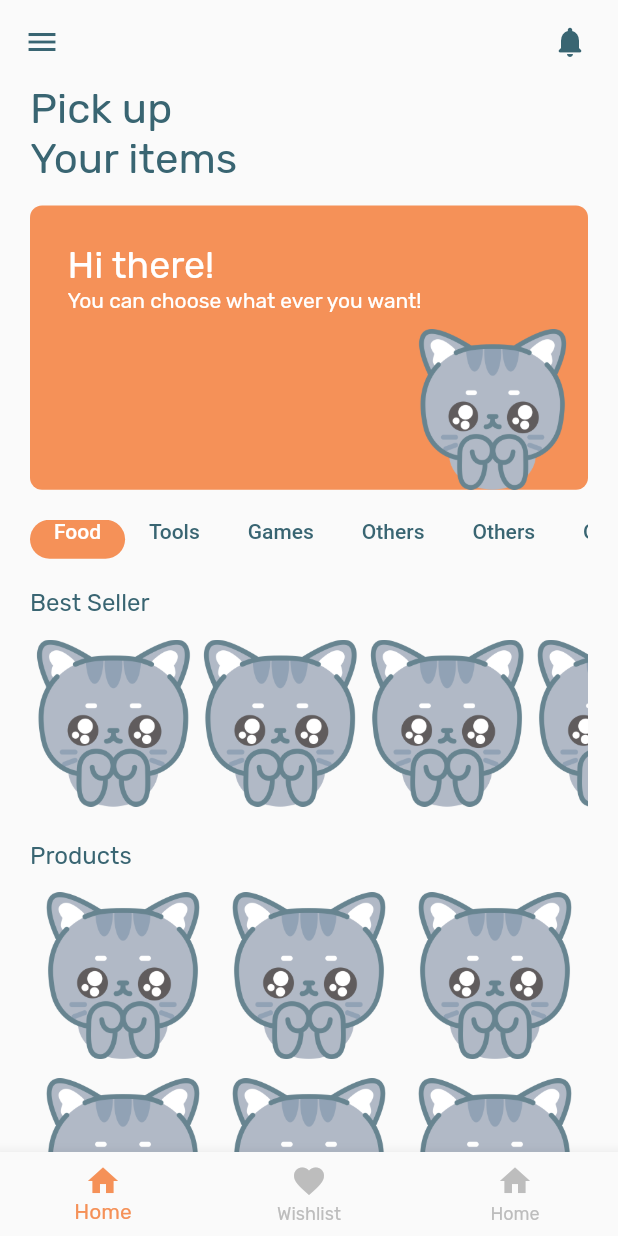
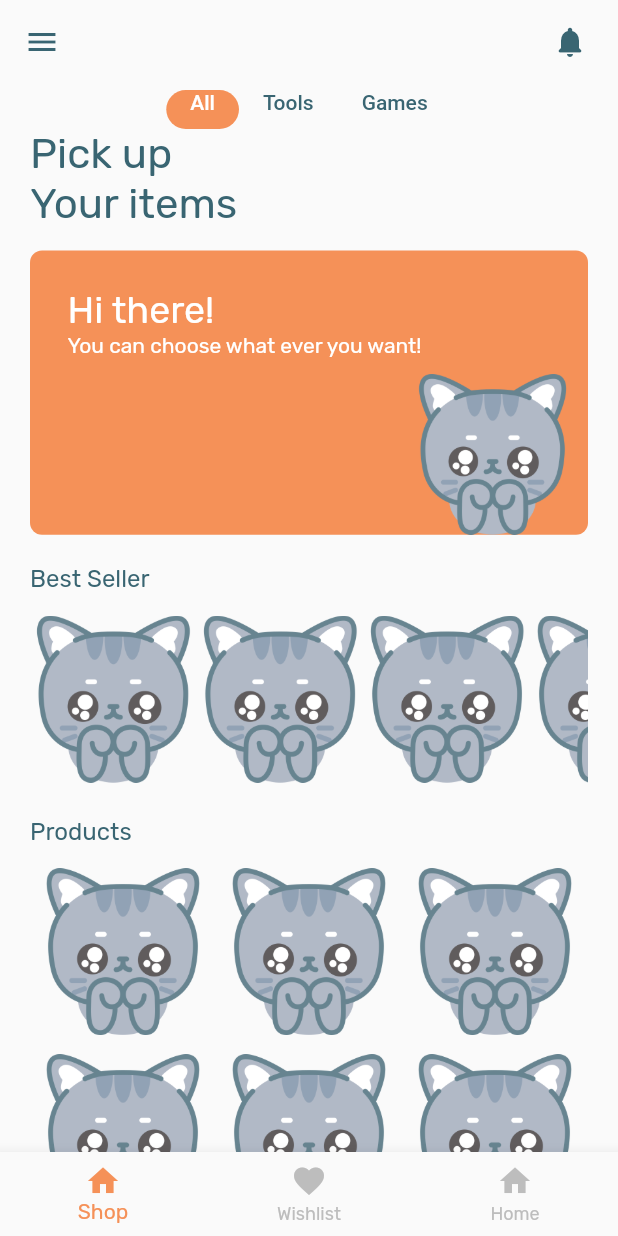
Before and after one commit to Tasneem-Zaareer/cat_store, a Flutter app: the screen it shows after launch, on a phone screen of 412 x 824 dp. Run offline on Flutter 3.47's test engine with Material 2 defaults, Android fonts, the light colour scheme and no system bars; our stand-ins replace get, google_fonts.

Commit message:
credit tab bar

```diff
--- a/lib/features/bottom_navigation_bar/view/bottom_navigation_bar.dart
+++ b/lib/features/bottom_navigation_bar/view/bottom_navigation_bar.dart
@@ -2,6 +2,8 @@ import 'package:cat_shop/constants.dart';
 import 'package:cat_shop/features/home/view/home_view.dart';
 import 'package:cat_shop/features/wishlist/view/wishlist_view.dart';
 import 'package:flutter/material.dart';
+
+import '../../tab_bar/tab_bar.dart';
 
 class BottomNavigationBarApp extends StatefulWidget {
   const BottomNavigationBarApp({super.key});
@@ -41,7 +43,7 @@ class _BottomNavigationBarAppState extends State<BottomNavigationBarApp> {
           items: const [
             BottomNavigationBarItem(
               icon: Icon(Icons.home),
-              label: 'Home',
+              label: 'Shop',
             ),
             BottomNavigationBarItem(
               icon: Icon(Icons.favorite),
--- a/lib/features/home/view/home_view.dart
+++ b/lib/features/home/view/home_view.dart
@@ -1,13 +1,12 @@
 import 'package:cat_shop/constants.dart';
-import 'package:cat_shop/features/home/view/widgets/header_home.dart';
-import 'package:cat_shop/features/home/view/widgets/products_grid_view.dart';
-import 'package:cat_shop/features/home/view/widgets/products_list_view.dart';
 import 'package:flutter/material.dart';
-
 import '../../tab_bar/tab_bar.dart';
 
-class HomeView extends StatelessWidget {
+class HomeView extends StatelessWidget implements PreferredSizeWidget {
   const HomeView({super.key});
+
+  @override
+  Size get preferredSize => const Size.fromHeight(110);
 
   @override
   Widget build(BuildContext context) {
@@ -22,30 +21,11 @@ class HomeView extends StatelessWidget {
         iconTheme: IconThemeData(color: kFontColor),
         actions: const [
           Icon(Icons.notifications_rounded),
-            SizedBox(width: 20)
+          SizedBox(width: 20),
         ],
+        bottom: MyTabBar(),
       ),
-        body: SafeArea(
-          child: Padding(
-            padding: const EdgeInsets.only(left: 20, right: 20),
-            child: ListView(
-              //crossAxisAlignment: CrossAxisAlignment.start,
-              children: const [
-                //header
-                Header(),
-                SizedBox(height: 20),
-                //tab bar
-                MyTabBar(),
-                SizedBox(height: 20),
-                //best seller list view of products
-                ProductsListView(),
-                SizedBox(height: 20),
-                //grid view
-                ProductsGridView(),
-                SizedBox(height: 20),
-              ],
-            ),
-          ),
-        ));
+      body: TabBarViews(),
+    );
   }
 }
--- /dev/null
+++ b/lib/features/shop/view/all_view.dart
@@ -0,0 +1,38 @@
+import 'package:cat_shop/features/shop/view/widgets/header_home.dart';
+import 'package:cat_shop/features/shop/view/widgets/products_grid_view.dart';
+import 'package:cat_shop/features/shop/view/widgets/products_list_view.dart';
+import 'package:flutter/material.dart';
+
+import '../../tab_bar/tab_bar.dart';
+
+class AllView extends StatelessWidget implements PreferredSizeWidget {
+  const AllView({super.key});
+
+  @override
+  Size get preferredSize => const Size.fromHeight(50);
+
+  @override
+  Widget build(BuildContext context) {
+    return
+     SafeArea(
+        child: Padding(
+          padding: const EdgeInsets.only(left: 20, right: 20),
+          child: ListView(
+            //crossAxisAlignment: CrossAxisAlignment.start,
+            children: const [
+              //header
+              Header(),
+              SizedBox(height: 20),
+              //best seller list view of products
+              ProductsListView(),
+              SizedBox(height: 20),
+              //grid view
+              ProductsGridView(),
+              SizedBox(height: 20),
+            ],
+          ),
+        ),
+      );
+
+  }
+}
--- /dev/null
+++ b/lib/features/shop/view/tools_view.dart
@@ -0,0 +1,12 @@
+import 'package:flutter/material.dart';
+
+class ToolsView extends StatelessWidget {
+  const ToolsView({super.key});
+
+  @override
+  Widget build(BuildContext context) {
+    return Center(
+      child: Text('Tools'),
+    );
+  }
+}
--- a/lib/features/home/view/widgets/products_grid_view.dart
+++ b/lib/features/shop/view/widgets/products_grid_view.dart
@@ -1,5 +1,5 @@
-import 'package:cat_shop/features/home/view/widgets/products_list_view_tile.dart';
-import 'package:cat_shop/features/home/view/widgets/section_title.dart';
+import 'package:cat_shop/features/shop/view/widgets/products_list_view_tile.dart';
+import 'package:cat_shop/features/shop/view/widgets/section_title.dart';
 import 'package:flutter/material.dart';
 
 class ProductsGridView extends StatelessWidget {
--- a/lib/features/home/view/widgets/products_list_view.dart
+++ b/lib/features/shop/view/widgets/products_list_view.dart
@@ -1,5 +1,5 @@
-import 'package:cat_shop/features/home/view/widgets/products_list_view_tile.dart';
-import 'package:cat_shop/features/home/view/widgets/section_title.dart';
+import 'package:cat_shop/features/shop/view/widgets/products_list_view_tile.dart';
+import 'package:cat_shop/features/shop/view/widgets/section_title.dart';
 import 'package:flutter/material.dart';
 
 class ProductsListView extends StatelessWidget {
--- a/lib/features/tab_bar/tab_bar.dart
+++ b/lib/features/tab_bar/tab_bar.dart
@@ -1,33 +1,52 @@
+import 'package:cat_shop/features/shop/view/all_view.dart';
+import 'package:cat_shop/features/shop/view/tools_view.dart';
 import 'package:flutter/material.dart';
+import '../../constants.dart';
+import '../home/view/home_view.dart';
 
-import '../../constants.dart';
+class MyTabBar extends StatelessWidget implements HomeView{
+  const MyTabBar({super.key});
 
-class MyTabBar extends StatelessWidget {
-  const MyTabBar({super.key});
+  @override
+  Size get preferredSize => const Size.fromHeight(30);
 
   @override
   Widget build(BuildContext context) {
     return TabBar(
       //labelColor: kFontColor,
+
       unselectedLabelColor: kFontColor,
       isScrollable: true,
       indicatorWeight: 10,
       indicator: BoxDecoration(
         color: kPrimaryColor,
         borderRadius: BorderRadius.circular(50),
-
       ),
 
       tabs: const [
-        Text('Food'),
+        Text('All'),
         Text('Tools'),
         Text('Games'),
-        Text('Others'),
-        Text('Others'),
-        Text('Others'),
-        Text('Others'),
-
+        // Text('Food'),
+        // Text('Others'),
+        // Text('Others'),
+        // Text('Others'),
       ],
     );
   }
 }
+
+class TabBarViews extends StatelessWidget {
+  const TabBarViews({super.key});
+
+  @override
+  Widget build(BuildContext context) {
+    return const TabBarView(
+      children: [
+        AllView(),
+        ToolsView(),
+        ToolsView(),
+      ],
+    );
+  }
+}
```
Also changed, not shown: lib/features/shop/view/widgets/header_home.dart (renamed from lib/features/home/view/widgets/header_home.dart), lib/features/shop/view/widgets/products_list_view_tile.dart (renamed from lib/features/home/view/widgets/products_list_view_tile.dart), lib/features/shop/view/widgets/section_title.dart (renamed from lib/features/home/view/widgets/section_title.dart). Lines whose indentation alone changed are shown as unchanged.
